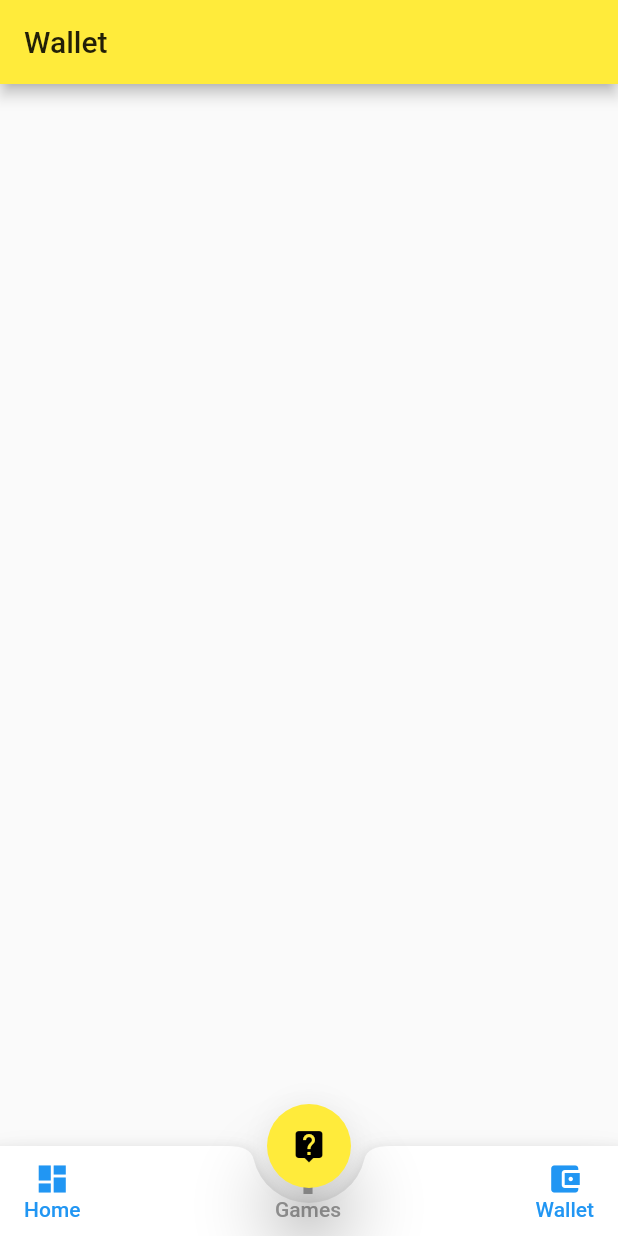
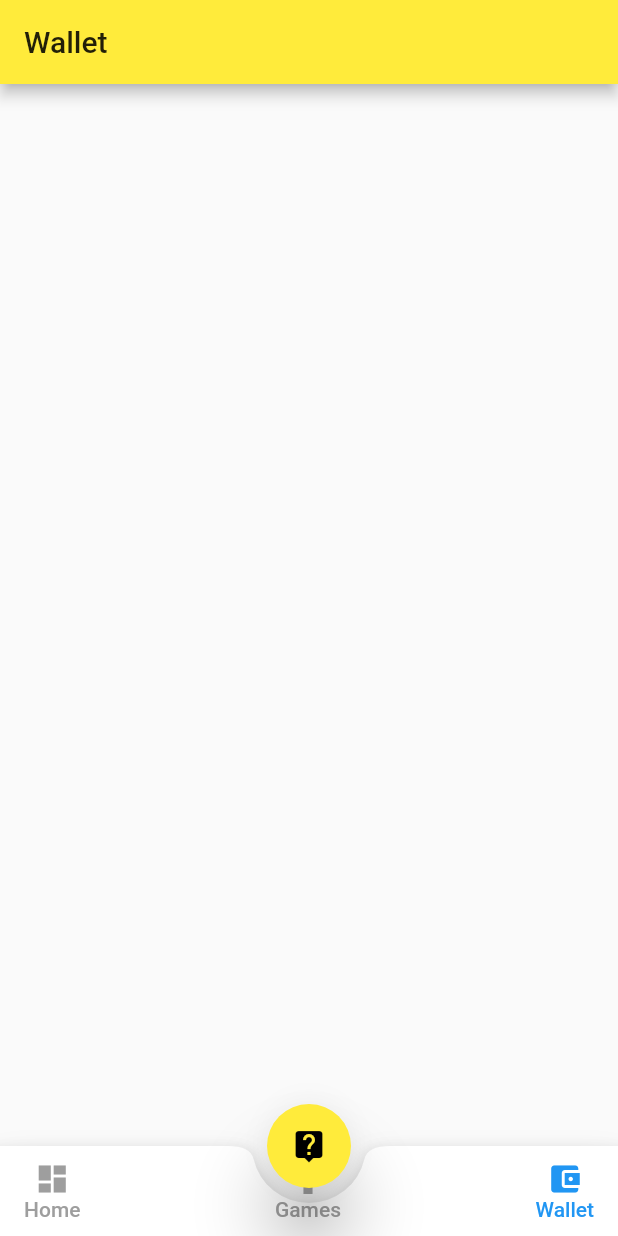
Before and after one commit to kohinoor98/VIL, a Flutter app: the screen it shows after launch, after a tap on "Wallet", on a phone screen of 412 x 824 dp. Run offline on Flutter 3.47's test engine with Material 2 defaults, Android fonts, the phone set to English and light mode, and no system bars; missing offline and left inert: flutter_dialogflow; project files that could hold a hidden picture were left out.

```diff
--- a/lib/pages/home.dart
+++ b/lib/pages/home.dart
@@ -18,6 +18,7 @@ class _HomeState extends State<Home> {
     // Chat(),
     // Profile(),
     Games(),
+    Wallet(),
   ]; // to store nested tabs
   final PageStorageBucket bucket = PageStorageBucket();
   Widget currentScreen = Dashboard(); // Our first view in viewport
@@ -81,7 +82,6 @@ class _HomeState extends State<Home> {
 
 
               // Right Tab bar icons
-
               Row(
                 crossAxisAlignment: CrossAxisAlignment.start,
                 children: <Widget>[
@@ -99,12 +99,12 @@ class _HomeState extends State<Home> {
                       children: <Widget>[
                         Icon(
                           Icons.games,
-                          color: currentTab == 3 ? Colors.yellow : Colors.grey,
+                          color: currentTab == 1 ? Colors.blue : Colors.grey,
                         ),
                         Text(
                           'Games',
                           style: TextStyle(
-                            color: currentTab == 3 ? Colors.yellow : Colors.grey,
+                            color: currentTab == 1 ? Colors.blue : Colors.grey,
                           ),
                         ),
                       ],
@@ -112,7 +112,6 @@ class _HomeState extends State<Home> {
                   )
                 ],
               ),
-
 
 
               Row(
@@ -124,7 +123,7 @@ class _HomeState extends State<Home> {
                       setState(() {
                         currentScreen =
                             Wallet(); // if user taps on this dashboard tab will be active
-                        currentTab = 0;
+                        currentTab = 2;
                       });
                     },
                     child: Column(
@@ -132,12 +131,12 @@ class _HomeState extends State<Home> {
                       children: <Widget>[
                         Icon(
                           Icons.account_balance_wallet,
-                          color: currentTab == 0 ? Colors.blue : Colors.grey,
+                          color: currentTab == 2 ? Colors.blue : Colors.grey,
                         ),
                         Text(
                           'Wallet',
                           style: TextStyle(
-                            color: currentTab == 0 ? Colors.blue : Colors.grey,
+                            color: currentTab == 2 ? Colors.blue : Colors.grey,
                           ),
                         ),
                       ],
@@ -147,7 +146,6 @@ class _HomeState extends State<Home> {
               ),
 
 
-
             ],
           ),
         ),
```
